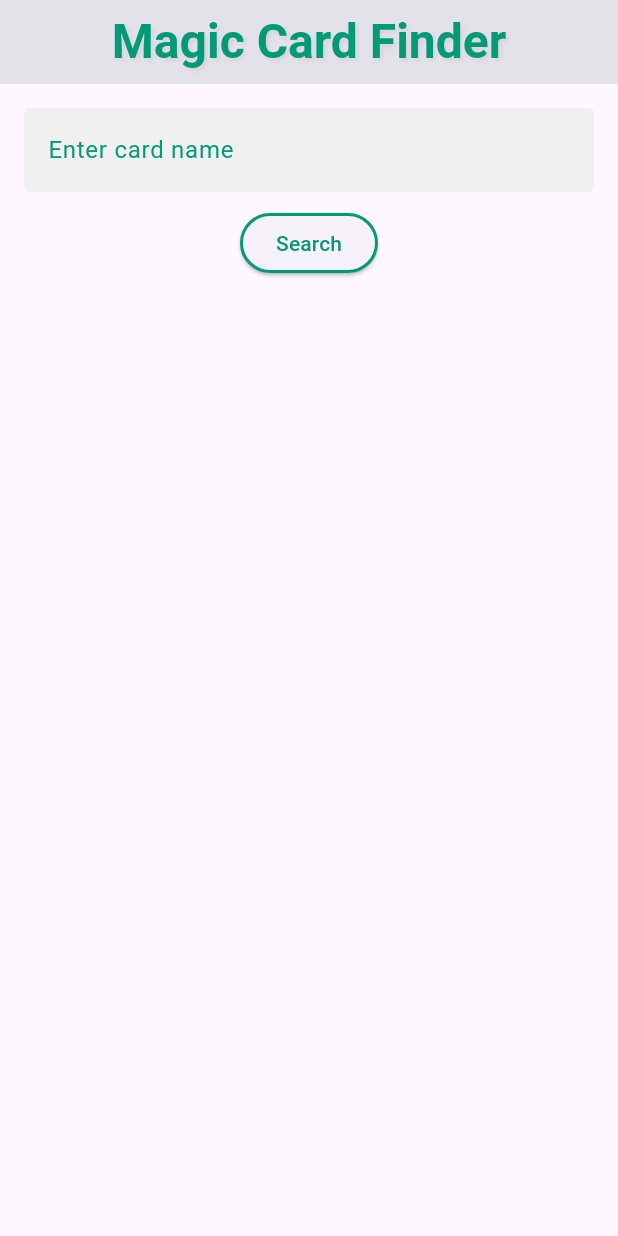
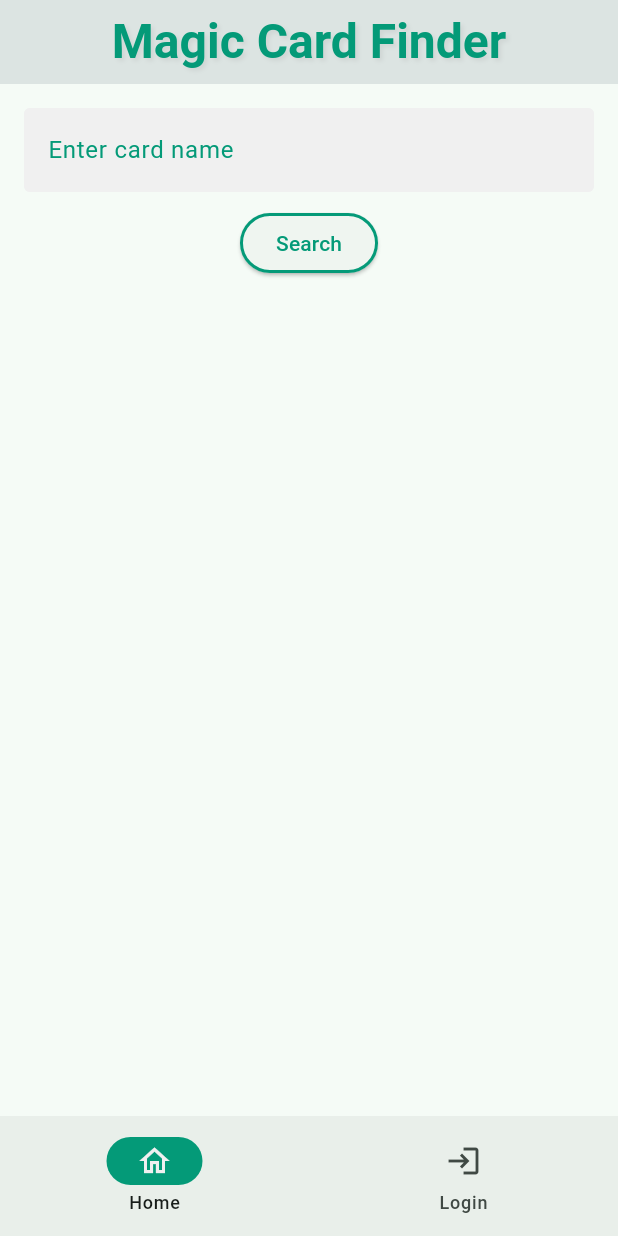
Before and after one commit to AdamLundb/Simple-Magic-flutter-app, a Flutter app: the screen it shows after launch, on a phone screen of 412 x 824 dp. Run offline on Flutter 3.47's test engine with Material 3 defaults, Android fonts, the phone set to English and light mode, and no system bars; our stand-ins replace go_router.

Commit message:
login påbörjad + backend

```diff
--- /dev/null
+++ b/learningdart/lib/components.dart
@@ -0,0 +1,25 @@
+import 'package:flutter/material.dart';
+import 'app_colors.dart';
+
+AppBar customAppBar(String titleText) {
+  return AppBar(
+    title: Text(
+      titleText,
+      style: TextStyle(
+        color: AppColors.primaryColor,
+        fontSize: 32,
+        fontWeight: FontWeight.bold,
+        shadows: [
+          Shadow(
+            offset: Offset(2.0, 2.0),
+            blurRadius: 3.0,
+            color: Colors.grey.withOpacity(0.2),
+          ),
+        ],
+      ),
+    ),
+    backgroundColor: AppColors.backgroundColor,
+    centerTitle: true,
+    elevation: 4.0, // Adds shadow to the AppBar itself
+  );
+}
--- /dev/null
+++ b/learningdart/lib/destination.dart
@@ -0,0 +1,13 @@
+import 'package:flutter/material.dart';
+
+class Destination {
+  const Destination({required this.label, required this.icon});
+
+  final String label;
+  final IconData icon;
+}
+
+const destinations = [
+  Destination(label: 'Home', icon: Icons.home_outlined),
+  Destination(label: 'Login', icon: Icons.login),
+];
--- /dev/null
+++ b/learningdart/lib/layout.dart
@@ -0,0 +1,30 @@
+import 'package:flutter/material.dart';
+import 'package:go_router/go_router.dart';
+import 'app_colors.dart';
+import 'destination.dart';
+
+class LayoutScaffold extends StatelessWidget {
+  const LayoutScaffold({
+    required this.navigationShell,
+    super.key,
+  });
+
+  final StatefulNavigationShell navigationShell;
+
+  @override
+  Widget build(BuildContext context) => Scaffold(
+    body: navigationShell,
+    bottomNavigationBar: NavigationBar(
+      selectedIndex: navigationShell.currentIndex,
+      onDestinationSelected: navigationShell.goBranch,
+      indicatorColor: AppColors.primaryColor,
+      destinations: destinations
+          .map((destination) => NavigationDestination(
+            icon: Icon(destination.icon),
+            label: destination.label,
+            selectedIcon: Icon(destination.icon, color: AppColors.backgroundColor),
+            ))
+            .toList(),
+    ),
+    );
+}
--- a/learningdart/lib/main.dart
+++ b/learningdart/lib/main.dart
@@ -1,169 +1,20 @@
 import 'package:flutter/material.dart';
-import 'dart:convert';
-import 'package:http/http.dart' as http;
 import 'app_colors.dart';
+import 'router.dart';
 
 void main() {
   runApp(MagicCardApp());
 }
 
 class MagicCardApp extends StatelessWidget {
-  @override
-  Widget build(BuildContext context) {
-    return MaterialApp(
-      title: 'Magic Card Viewer',
-      home: CardSearchScreen(),
-    );
-  }
-}
-
-class CardSearchScreen extends StatefulWidget {
-  @override
-  CardSearchScreenState createState() => CardSearchScreenState();
-}
-
-class CardSearchScreenState extends State<CardSearchScreen> {
-  TextEditingController textField = TextEditingController();
-  bool isLoading = false;
-  String? cardImageUrl;
-
-  Future<void> fetchCard(String cardName) async{
-    setLoading(true);
-    try {
-      final response = await http.get(Uri.parse('https://api.scryfall.com/cards/named?fuzzy=$cardName'));
-      if (response.statusCode == 200) {
-        final selectedCard = jsonDecode(response.body);
-        setState(() {
-          cardImageUrl = selectedCard['image_uris']['normal'];
-        });
-      } else {
-        setImageUrlToNull();
-        errorDialog("Couldn't get the card. Error code: ${response.statusCode}");
-      }
-    } catch(e) {
-        setImageUrlToNull();
-        errorDialog("Couldn't get the card. Error : ${e.toString()}");
-    } finally {
-      setState(() {
-        setLoading(false);
-      });
-    }
-  }
-
-  void setLoading(bool value) {
-    setState(() {
-      isLoading = value;
-    });
-  }
-
-  void setImageUrlToNull() {
-      setState(() {
-        cardImageUrl = null;
-      });
-  }
-
-  void errorDialog(String errorMessage) {
-    showDialog(context: context
-    , builder: (context) => AlertDialog(
-      title: Text('Error'),
-      content: Text(errorMessage),
-      actions: [
-        TextButton(
-        onPressed: () => Navigator.of(context).pop(),
-        child: Text('OK'),
-        )
-      ],
-    ),);
-  }
+  const MagicCardApp({super.key});
 
   @override
-  Widget build(BuildContext context) {
-    return Scaffold(
-      appBar: appBar(),
-      body: Padding(
-        padding: const EdgeInsets.all(16.0),
-        child: Column(
-          children: [
-            TextField(
-              controller: textField,
-              style: TextStyle(
-                color: AppColors.primaryColor,
-              ),
-              decoration: InputDecoration(
-                labelText: 'Enter card name',
-                labelStyle: TextStyle(
-                  color: AppColors.primaryColor,
-                ),
-                filled: true,
-                fillColor: AppColors.backgroundColor,
-                enabledBorder: OutlineInputBorder(
-                  borderSide: BorderSide(color: AppColors.backgroundColor, width: 1.5),
-                ),
-                focusedBorder: OutlineInputBorder(
-                  borderSide: BorderSide(color: AppColors.primaryColor, width: 2.0),
-                ),
-              ),
-            ),
-            SizedBox(height: 10),
-            ElevatedButton(
-              onPressed:() {
-                if(textField.text.isNotEmpty) {
-                  fetchCard(textField.text);
-                }
-              },
-              style: ElevatedButton.styleFrom(
-                side: BorderSide(
-                  color: AppColors.primaryColor,
-                  width: 2.0,
-                )
-              ),
-              child: Text(
-                'Search',
-                style: TextStyle(
-                  color: AppColors.primaryColor,
-                ),
-              ),
-            ),
-            SizedBox(height: 20),
-            if (isLoading) CircularProgressIndicator(
-              color: AppColors.primaryColor,
-            ),
-            if (cardImageUrl != null)
-              Expanded(
-                child: GestureDetector(
-                  onTap: () {
-                    setImageUrlToNull();
-                  },
-                  child: Image.network(cardImageUrl!),
-                ),
-              )
-          ],
-        ),
-      ),
-    );
-  }
-
-  AppBar appBar() {
-    return AppBar(
-      title: Text(
-        'Magic Card Finder',
-        style: TextStyle(
-          color: AppColors.primaryColor,
-          fontSize: 32,
-          fontWeight: FontWeight.bold,
-          shadows: [
-            Shadow(
-              offset: Offset(2.0, 2.0),
-              blurRadius: 3.0,
-              color: Colors.grey.withOpacity(0.2),
-            ),
-          ],
-        ),
-      ),
-      backgroundColor: AppColors.backgroundColor,
-      centerTitle: true,
-      elevation: 4.0, // Adds shadow to the AppBar itself
-    );
-  }
-
+  Widget build(BuildContext context) => MaterialApp.router(
+    routerConfig: router,
+    debugShowCheckedModeBanner: true,
+    theme: ThemeData.from(
+      colorScheme: ColorScheme.fromSeed(seedColor: AppColors.primaryColor),
+    ),
+  );
 }
--- /dev/null
+++ b/learningdart/lib/pages/home_page.dart
@@ -0,0 +1,112 @@
+import 'package:flutter/material.dart';
+import 'package:learningdart/app_colors.dart';
+import 'package:learningdart/utils/card_fetcher_functions.dart';
+import 'package:learningdart/components.dart';
+
+class HomePage extends StatefulWidget {
+  const HomePage({super.key});
+
+  @override
+  HomePageState createState() => HomePageState();
+}
+
+class HomePageState extends State<HomePage> {
+  TextEditingController textField = TextEditingController();
+  String? cardImageUrl;
+  bool isLoading = false;
+
+  void setLoading(bool value) {
+    setState(() {
+      isLoading = value;
+    });
+  }
+
+  void setImageUrlToNull() {
+    setState(() {
+      cardImageUrl = null;
+    });
+  }
+
+  void setCardImageUrl(String? url) {
+    setState(() {
+      cardImageUrl = url;
+    });
+  }
+
+  void showErrorDialog(String errorMessage) {
+    showDialog(
+      context: context,
+      builder: (context) => AlertDialog(
+        title: Text('Error'),
+        content: Text(errorMessage),
+        actions: [
+          TextButton(
+            onPressed: () => Navigator.of(context).pop(),
+            child: Text('OK'),
+          ),
+        ],
+      ),
+    );
+  }
+
+  @override
+  Widget build(BuildContext context) {
+    return Scaffold(
+      appBar: customAppBar('Magic Card Finder'),
+      body: Padding(
+        padding: const EdgeInsets.all(16.0),
+        child: Column(
+          children: [
+            TextField(
+              controller: textField,
+              style: TextStyle(
+                color: AppColors.primaryColor,
+              ),
+              decoration: InputDecoration(
+                labelText: 'Enter card name',
+                labelStyle: TextStyle(color: AppColors.primaryColor),
+                filled: true,
+                fillColor: AppColors.backgroundColor,
+                enabledBorder: OutlineInputBorder(
+                  borderSide: BorderSide(color: AppColors.backgroundColor, width: 1.5),
+                ),
+                focusedBorder: OutlineInputBorder(
+                  borderSide: BorderSide(color: AppColors.primaryColor, width: 2.0),
+                ),
+              ),
+            ),
+            SizedBox(height: 10),
+            ElevatedButton(
+              onPressed: () {
+                if (textField.text.isNotEmpty) {
+                  fetchCard(
+                    textField.text,
+                    setLoading,
+                    setCardImageUrl,
+                    showErrorDialog,
+                  );
+                }
+              },
+              style: ElevatedButton.styleFrom(
+                side: BorderSide(color: AppColors.primaryColor, width: 2.0),
+              ),
+              child: Text(
+                'Search',
+                style: TextStyle(color: AppColors.primaryColor),
+              ),
+            ),
+            SizedBox(height: 20),
+            if (isLoading) CircularProgressIndicator(),
+            if (cardImageUrl != null)
+              Expanded(
+                child: GestureDetector(
+                  onTap: setImageUrlToNull,
+                  child: Image.network(cardImageUrl!),
+                ),
+              ),
+          ],
+        ),
+      ),
+    );
+  }
+}
--- /dev/null
+++ b/learningdart/lib/router.dart
@@ -0,0 +1,55 @@
+import 'package:flutter/material.dart';
+import 'package:go_router/go_router.dart';
+import 'layout.dart';
+import 'pages/login_page.dart';
+import 'pages/home_page.dart';
+import 'pages/profile_page.dart';
+
+final rootNavigatorKey = GlobalKey<NavigatorState>(debugLabel: 'root');
+
+class Routes {
+  static const String homePage = '/home';
+  static const String loginPage = '/login';
+  static const String profilePage = '/profile';
+}
+
+final router = GoRouter(
+  navigatorKey: rootNavigatorKey,
+  initialLocation: Routes.homePage,
+  routes: [
+    StatefulShellRoute.indexedStack(
+      builder: (context, state, navigationShell) => LayoutScaffold(
+        navigationShell: navigationShell,
+      ),
+      branches: [
+        StatefulShellBranch(
+          routes: [
+            GoRoute(
+              path: Routes.homePage,
+              builder: (context, state) => const HomePage(),
+            )
+          ]
+        ),
+        StatefulShellBranch(
+          routes: [
+            GoRoute(
+              path: Routes.loginPage,
+              builder: (context, state) => const LoginPage(),
+            )
+          ]
+        ),
+        StatefulShellBranch(
+          routes: [
+            GoRoute(
+              path: Routes.profilePage,
+              builder: (context, state) {
+                final username = state.uri.queryParameters['username'] ?? 'User';
+                return ProfilePage(username: username);
+              },
+            ),
+          ]
+        ),
+      ]
+    )
+  ],
+);
--- a/learningdart/pubspec.yaml
+++ b/learningdart/pubspec.yaml
@@ -31,6 +31,7 @@ dependencies:
   flutter:
     sdk: flutter
   http: ^1.2.2
+  go_router: ^14.2.6
 
 
   # The following adds the Cupertino Icons font to your application.
```
Also changed, not shown: learningdart/lib/pages/login_page.dart (added, +116 -0 lines), learningdart/lib/pages/profile_page.dart (added, +21 -0 lines), learningdart/lib/utils/auth_service.dart (added, +46 -0 lines), learningdart/lib/utils/card_fetcher_functions.dart (added, +26 -0 lines), learningdart/pubspec.lock, 9 other files.
